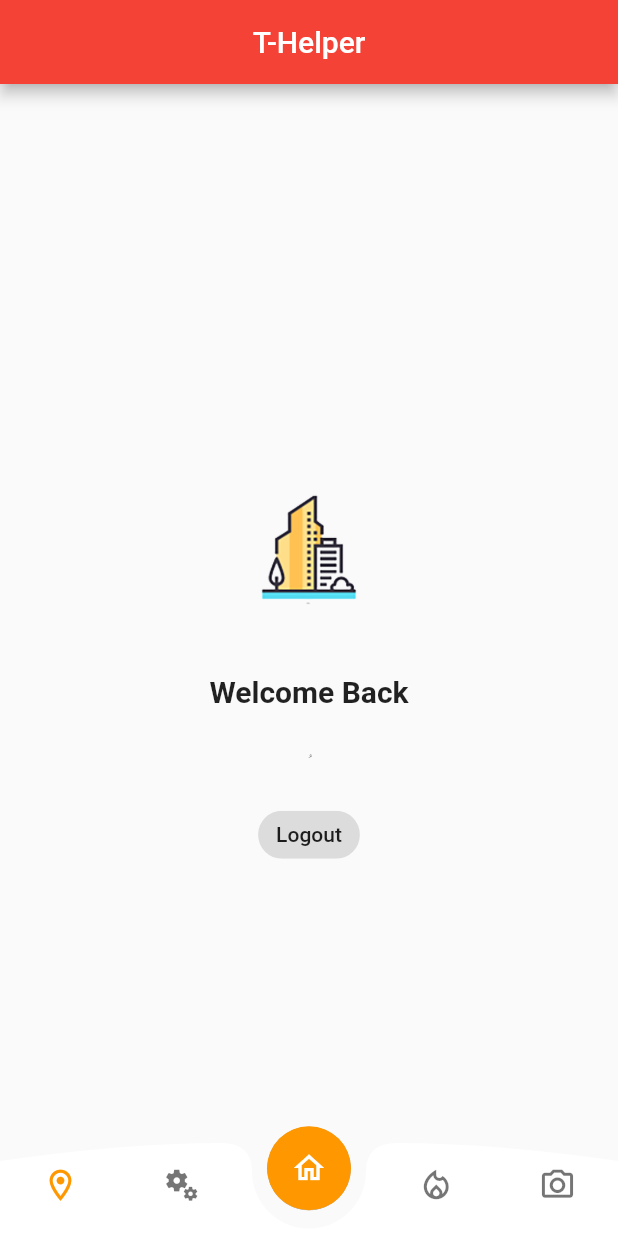
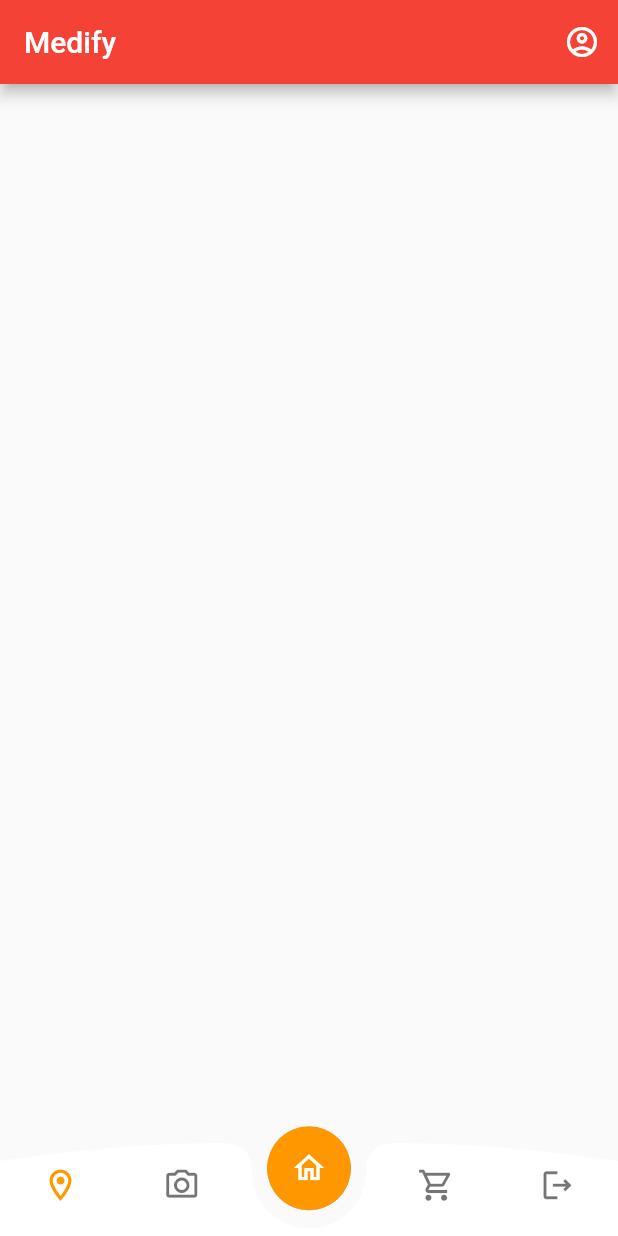
Before and after one commit to Khaledxab/Medify, a Flutter app: the HomeScreen screen opened directly, on a phone screen of 412 x 824 dp. Run offline on Flutter 3.47's test engine with Material 2 defaults, Android fonts, the phone set to English and light mode, and no system bars; our stand-ins replace cloud_firestore, file_picker, firebase_auth, firebase_core, firebase_storage, fluttertoast and 1 more; accounts and stored records are empty.

Commit message:
change nav bar and appbar 🔥

```diff
--- a/lib/screens/home_screen.dart
+++ b/lib/screens/home_screen.dart
@@ -1,10 +1,10 @@
 import 'package:flutter/material.dart';
 import 'package:cloud_firestore/cloud_firestore.dart';
+import 'package:t_helper/screens/profile.dart';
 import '../widgets/my_nav_bar.dart';
 import 'package:firebase_auth/firebase_auth.dart';
 import 'login_screen.dart';
 import '../models/user_model.dart';
-
 
 class HomeScreen extends StatefulWidget {
   const HomeScreen({Key? key}) : super(key: key);
@@ -14,7 +14,7 @@ class HomeScreen extends StatefulWidget {
 }
 
 class _HomeScreenState extends State<HomeScreen> {
-User? user = FirebaseAuth.instance.currentUser;
+  User? user = FirebaseAuth.instance.currentUser;
   UserModel loggedInUser = UserModel();
 
   @override
@@ -30,52 +30,34 @@ User? user = FirebaseAuth.instance.currentUser;
     });
   }
 
-
   @override
   Widget build(BuildContext context) {
     return Scaffold(
       appBar: AppBar(
-        title: const Text("T-Helper"),
-        centerTitle: true,
+        title: const Text("Medify"),
         automaticallyImplyLeading: false,
+        elevation: 4.0,
+        actions: [
+          IconButton(
+            icon: Icon(Icons.account_circle_outlined),
+            onPressed: () {
+              Navigator.push(context,
+                  MaterialPageRoute(builder: (context) => ProfileScreen()));
+            },
+          ),
+          //IconButton(
+          // icon: Icon(Icons.logout_outlined),
+          // onPressed: () {
+          //   logout(context);
+          // },
+          //  ),
+        ],
       ),
-       body: Center(
-        child: Padding(
-          padding: EdgeInsets.all(20),
-          child: Column(
-            mainAxisAlignment: MainAxisAlignment.center,
-            crossAxisAlignment: CrossAxisAlignment.center,
-            children: <Widget>[
-              SizedBox(
-                height: 150,
-                child: Image.asset("assets/logo.png", fit: BoxFit.contain),
-              ),
-              Text(
-                "Welcome Back",
-                style: TextStyle(fontSize: 20, fontWeight: FontWeight.bold),
-              ),
-              SizedBox(height: 10,),
-              Text("${loggedInUser.firstName} ${loggedInUser.secondName}",
-              style:TextStyle(color: Colors.black54, fontWeight: FontWeight.w500,)),
-               Text("ُ${loggedInUser.email}",
-              style:TextStyle(color: Colors.black54, fontWeight: FontWeight.w500,)),
-              SizedBox(
-                height: 15,
-              ),
-               ActionChip(
-                  label: Text("Logout"),
-                  onPressed: () {logout(context);
-                  }),
-            ],
-          ),
-          ),
-          ),
-    extendBody: true,
-    bottomNavigationBar: const BottomNavBarCurvedFb1(),
+      body: Center(),
+      extendBody: true,
+      bottomNavigationBar: const BottomNavBarCurvedFb1(),
     );
   }
-
-
 
   // logout
   Future<void> logout(BuildContext context) async {
--- a/lib/screens/login_screen.dart
+++ b/lib/screens/login_screen.dart
@@ -32,7 +32,7 @@ class _LoginScreenState extends State<LoginScreen> {
           if (value!.isEmpty) {
             return ("Please Enter Your Email");
           }
-          // reg expression for email validation
+          // regular expression for email validation
           if (!RegExp("^[a-zA-Z0-9+_.-]+@[a-zA-Z0-9.-]+.[a-z]")
               .hasMatch(value)) {
             return ("Please Enter a valid email");
@@ -112,13 +112,13 @@ class _LoginScreenState extends State<LoginScreen> {
                   crossAxisAlignment: CrossAxisAlignment.center,
                   children: <Widget>[
                     SizedBox(
-                        height: 200,
+                        height: 150,
                         child: Image.asset(
                           "assets/logo.png",
                           fit: BoxFit.contain,
                         )),
                     SizedBox(
-                      height: 10,
+                      height: 50,
                     ),
                     emailField,
                     SizedBox(
--- a/lib/widgets/my_nav_bar.dart
+++ b/lib/widgets/my_nav_bar.dart
@@ -1,8 +1,10 @@
+import 'package:firebase_auth/firebase_auth.dart';
 import 'package:flutter/material.dart';
 import 'package:t_helper/screens/home_screen.dart';
 
 import '../screens/location.dart';
 import '../screens/cam_screen.dart';
+import '../screens/login_screen.dart';
 
 class BottomNavBarCurvedFb1 extends StatefulWidget {
   const BottomNavBarCurvedFb1({Key? key}) : super(key: key);
@@ -63,27 +65,29 @@ class _BottomNavBarCurvedFb1State extends State<BottomNavBarCurvedFb1> {
                 ),
                 NavBarIcon(
                   text: "services",
-                  icon: Icons.miscellaneous_services_outlined,
+                  icon: Icons.camera_alt_outlined,
                   selected: false,
-                  onPressed: () {},
+                  onPressed: () {
+                    Navigator.push(context,
+                        MaterialPageRoute(builder: (context) => CamScreen()));
+                  },
                   defaultColor: secondaryColor,
                   selectedColor: primaryColor,
                 ),
                 SizedBox(width: 56),
                 NavBarIcon(
                     text: "Hot alerts",
-                    icon: Icons.local_fire_department_outlined,
+                    icon: Icons.shopping_cart_outlined,
                     selected: false,
                     onPressed: () {},
                     defaultColor: secondaryColor,
                     selectedColor: primaryColor),
                 NavBarIcon(
                   text: "camera",
-                  icon: Icons.camera_alt_outlined,
+                  icon: Icons.logout_outlined,
                   selected: false,
                   onPressed: () {
-                    Navigator.push(context,
-                        MaterialPageRoute(builder: (context) => CamScreen()));
+                    logout(context);
                   },
                   selectedColor: primaryColor,
                   defaultColor: secondaryColor,
@@ -94,6 +98,13 @@ class _BottomNavBarCurvedFb1State extends State<BottomNavBarCurvedFb1> {
         ],
       ),
     );
+  }
+
+  // logout
+  Future<void> logout(BuildContext context) async {
+    await FirebaseAuth.instance.signOut();
+    Navigator.of(context).pushReplacement(
+        MaterialPageRoute(builder: (context) => LoginScreen()));
   }
 }
 
```
Also changed, not shown: lib/screens/profile.dart (added, +90 -0 lines), assets/logo.png.
